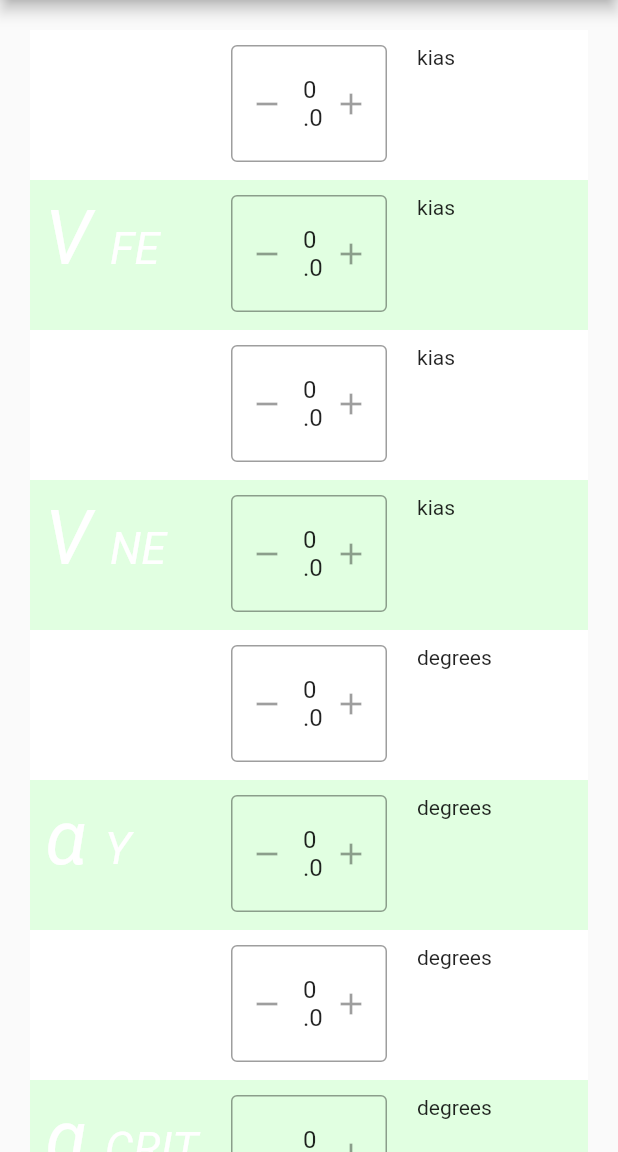
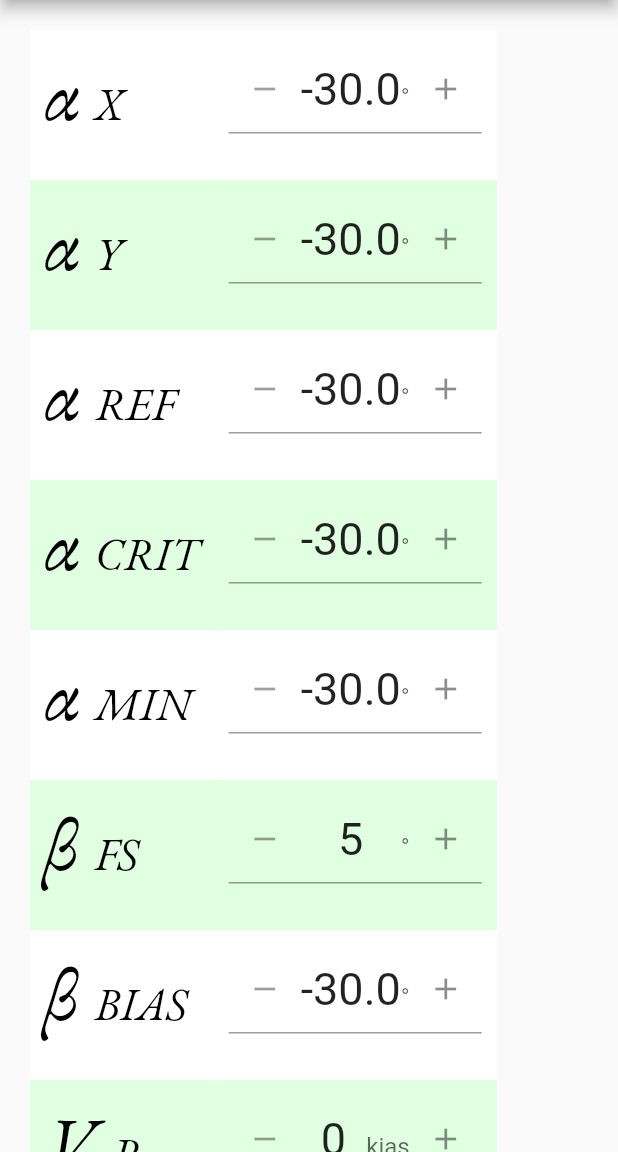
Before and after one commit to airball-aero/airball-settings-editor, a Flutter app: the screen it shows after launch, on a phone screen of 412 x 824 dp, the part 84-1236 px from its top. Run offline on Flutter 3.47's test engine with Material 2 defaults, Android fonts, the phone set to English and light mode, and no system bars; drawn by our look-alikes of flutter_spinbox; network calls fail.

Commit message:
Refined editing of floating point values. Made server more reliable.

```diff
--- a/airball_settings_editor/lib/json_edit_widgets.dart
+++ b/airball_settings_editor/lib/json_edit_widgets.dart
@@ -93,18 +93,44 @@ class IntEditWidget extends JSONPropertyEditWidget<int> {
 }
 
 class DoubleEditWidget extends JSONPropertyEditWidget<double> {
-  DoubleEditWidget(String name) : super(name);
+  final double min;
+  final double max;
+  final double step;
+  final String units;
+  final int decimals;
+
+  DoubleEditWidget(
+    String name, {
+    this.min = 0,
+    this.max = 100,
+    this.step = 1,
+    this.units = '',
+    this.decimals = 1,
+  }) : super(name);
+
+  double checkValue(double value) {
+    if (value < min) value = min;
+    if (value > max) value = max;
+    double result = (value / step).round() * step;
+    print('checkValue(' + value.toString() + ') -> ' + result.toString());
+    return result;
+  }
+
   @override
   Widget build(BuildContext context) {
     return Consumer<JSONDocumentModel>(
         builder: (context, model, child) => SpinBox(
-              min: 1,
-              max: 100,
-              value: getValue(model, 0.0),
-              decimals: 1,
-              step: 0.1,
+              decoration: InputDecoration(
+                suffixText: this.units,
+              ),
+              min: this.min,
+              max: this.max,
+              value: getValue(model, this.min),
+              decimals: this.decimals,
+              step: this.step,
               acceleration: 0.001,
-              onChanged: (value) => setValue(model, value),
+              textStyle: TextStyle(fontSize: 30),
+              onChanged: (value) => setValue(model, checkValue(value)),
             ));
   }
 }
--- a/airball_settings_editor/lib/main.dart
+++ b/airball_settings_editor/lib/main.dart
@@ -28,7 +28,7 @@ class AirballSettingsEditor extends StatelessWidget {
   Widget build(BuildContext context) {
     return Consumer<JSONDocumentModel>(builder: (context, model, child) {
       return AbsorbPointer(
-        absorbing: false /* !model.initialized */,
+        absorbing: !model.initialized,
         child: child == null ? _makeChild() : child,
       );
     });
@@ -44,37 +44,121 @@ class AirballSettingsEditor extends StatelessWidget {
           child: Container(
             margin: EdgeInsets.all(pageMargin),
             child: Table(
+              defaultColumnWidth: IntrinsicColumnWidth(),
               children: <TableRow>[
                 editRow(
-                    index++, _label('V', 'R'), DoubleEditWidget('v_r'), 'kias'),
-                editRow(index++, _label('V', 'FE'), DoubleEditWidget('v_fe'),
-                    'kias'),
-                editRow(index++, _label('V', 'NO'), DoubleEditWidget('v_no'),
-                    'kias'),
-                editRow(index++, _label('V', 'NE'), DoubleEditWidget('v_ne'),
-                    'kias'),
-                editRow(index++, _label('α', 'X'), DoubleEditWidget('alpha_x'),
-                    'degrees'),
-                editRow(index++, _label('α', 'Y'), DoubleEditWidget('alpha_y'),
-                    'degrees'),
-                editRow(index++, _label('α', 'REF'),
-                    DoubleEditWidget('alpha_ref'), 'degrees'),
-                editRow(index++, _label('α', 'CRIT'),
-                    DoubleEditWidget('alpha_stall'), 'degrees'),
-                editRow(index++, _label('α', 'MIN'),
-                    DoubleEditWidget('alpha_min'), 'degrees'),
-                editRow(index++, _label('V', 'FS'),
-                    DoubleEditWidget('ias_full_scale'), 'degrees'),
-                editRow(index++, _label('β', 'FS'),
-                    DoubleEditWidget('beta_full_scale'), 'degrees'),
-                editRow(index++, _label('β', 'BIAS'),
-                    DoubleEditWidget('beta_bias'), 'degrees'),
-                editRow(index++, _label('QNH', ''),
-                    DoubleEditWidget('baro_setting'), 'in Hg'),
-                editRow(index++, _label('f', 'BALL'),
-                    DoubleEditWidget('ball_smoothing_factor'), ''),
-                editRow(index++, _label('f', 'VSI'),
-                    DoubleEditWidget('vsi_smoothing_factor'), ''),
+                    index++,
+                    _label('α', 'X'),
+                    DoubleEditWidget('alpha_x',
+                        decimals: 1,
+                        step: 0.1,
+                        min: -angleExtreme,
+                        max: angleExtreme,
+                        units: '°')),
+                editRow(
+                    index++,
+                    _label('α', 'Y'),
+                    DoubleEditWidget('alpha_y',
+                        decimals: 1,
+                        step: 0.1,
+                        min: -angleExtreme,
+                        max: angleExtreme,
+                        units: '°')),
+                editRow(
+                    index++,
+                    _label('α', 'REF'),
+                    DoubleEditWidget('alpha_ref',
+                        decimals: 1,
+                        step: 0.1,
+                        min: -angleExtreme,
+                        max: angleExtreme,
+                        units: '°')),
+                editRow(
+                    index++,
+                    _label('α', 'CRIT'),
+                    DoubleEditWidget('alpha_stall',
+                        decimals: 1,
+                        step: 0.1,
+                        min: -angleExtreme,
+                        max: angleExtreme,
+                        units: '°')),
+                editRow(
+                    index++,
+                    _label('α', 'MIN'),
+                    DoubleEditWidget('alpha_min',
+                        decimals: 1,
+                        step: 0.1,
+                        min: -angleExtreme,
+                        max: angleExtreme,
+                        units: '°')),
+                editRow(
+                    index++,
+                    _label('β', 'FS'),
+                    DoubleEditWidget('beta_full_scale',
+                        decimals: 0,
+                        step: 5.0,
+                        min: 5.0,
+                        max: angleExtreme,
+                        units: '°')),
+                editRow(
+                    index++,
+                    _label('β', 'BIAS'),
+                    DoubleEditWidget('beta_bias',
+                        decimals: 1,
+                        step: 0.1,
+                        min: -angleExtreme,
+                        max: angleExtreme,
+                        units: '°')),
+                editRow(
+                    index++,
+                    _label('V', 'R'),
+                    DoubleEditWidget('v_r',
+                        decimals: 0,
+                        step: 1.0,
+                        min: 0.0,
+                        max: vExtreme,
+                        units: 'kias')),
+                editRow(
+                    index++,
+                    _label('V', 'FE'),
+                    DoubleEditWidget('v_fe',
+                        decimals: 0,
+                        step: 1.0,
+                        min: 0.0,
+                        max: vExtreme,
+                        units: 'kias')),
+                editRow(
+                    index++,
+                    _label('V', 'NO'),
+                    DoubleEditWidget('v_no',
+                        decimals: 0,
+                        step: 1.0,
+                        min: 0.0,
+                        max: vExtreme,
+                        units: 'kias')),
+                editRow(
+                    index++,
+                    _label('V', 'NE'),
+                    DoubleEditWidget('v_ne',
+                        decimals: 0,
+                        step: 1.0,
+                        min: 0.0,
+                        max: vExtreme,
+                        units: 'kias')),
+                editRow(
+                    index++,
+                    _label('V', 'FS'),
+                    DoubleEditWidget('ias_full_scale',
+                        decimals: 0,
+                        step: 10.0,
+                        min: 50.0,
+                        max: vExtreme,
+                        units: 'kias')),
+                editRow(
+                    index++,
+                    _label('f', 'BALL'),
+                    DoubleEditWidget('ball_smoothing_factor',
+                        decimals: 2, step: 0.01, min: 0.0, max: 1.0)),
               ],
             ),
           ),
@@ -85,20 +169,21 @@ class AirballSettingsEditor extends StatelessWidget {
     return RichText(
       text: TextSpan(
         text: param + ' ',
-        style: TextStyle(fontSize: 50, fontStyle: FontStyle.italic),
+        style: TextStyle(
+            color: black,
+            fontSize: 50,
+            fontStyle: FontStyle.italic,
+            fontFamily: 'EBGaramond'),
         children: <TextSpan>[
           TextSpan(
               text: subs,
-              style: TextStyle(
-                fontSize: 30,
-              )),
+              style: TextStyle(fontSize: 30, fontFamily: 'EBGaramond')),
         ],
       ),
     );
   }
 
-  TableRow editRow(
-      int idx, Widget label, JSONPropertyEditWidget widget, String units) {
+  TableRow editRow(int idx, Widget label, JSONPropertyEditWidget widget) {
     Color bgColor = stripe(idx);
     return TableRow(children: <Widget>[
       Container(
@@ -113,12 +198,6 @@ class AirballSettingsEditor extends StatelessWidget {
         color: bgColor,
         child: widget,
       ),
-      Container(
-        height: rowHeight,
-        padding: EdgeInsets.all(cellPadding),
-        color: bgColor,
-        child: Text(units),
-      ),
     ]);
   }
 
@@ -126,10 +205,13 @@ class AirballSettingsEditor extends StatelessWidget {
     return (idx % 2 == 0) ? white : lightGreen;
   }
 
+  static const double vExtreme = 200.0;
+  static const double angleExtreme = 30.0;
   static const double pageMargin = 20.0;
   static const double titleFontSize = 20.0;
   static const double rowHeight = 100.0;
   static const double cellPadding = 10.0;
+  static const Color black = Color.fromRGBO(0, 0, 0, 1);
   static const Color white = Color.fromRGBO(255, 255, 255, 1);
   static const Color lightGreen = Color.fromRGBO(225, 255, 225, 1);
 }
```
Also changed, not shown: airball_settings_editor/pubspec.yaml (+8 -5 lines), airball_settings_editor/fonts/EBGaramond-Italic-VariableFont_wght.ttf (added), airball_settings_editor/fonts/EBGaramond-VariableFont_wght.ttf (added), 2 other files.
